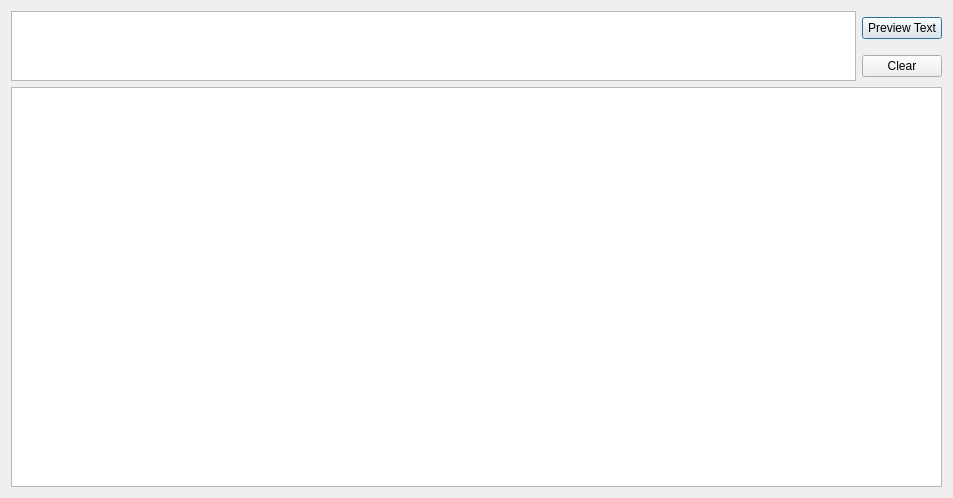
Above: ui/sentencePreview.ui from ShadowNate/MISETranslator before the change. Below: the same form after it.
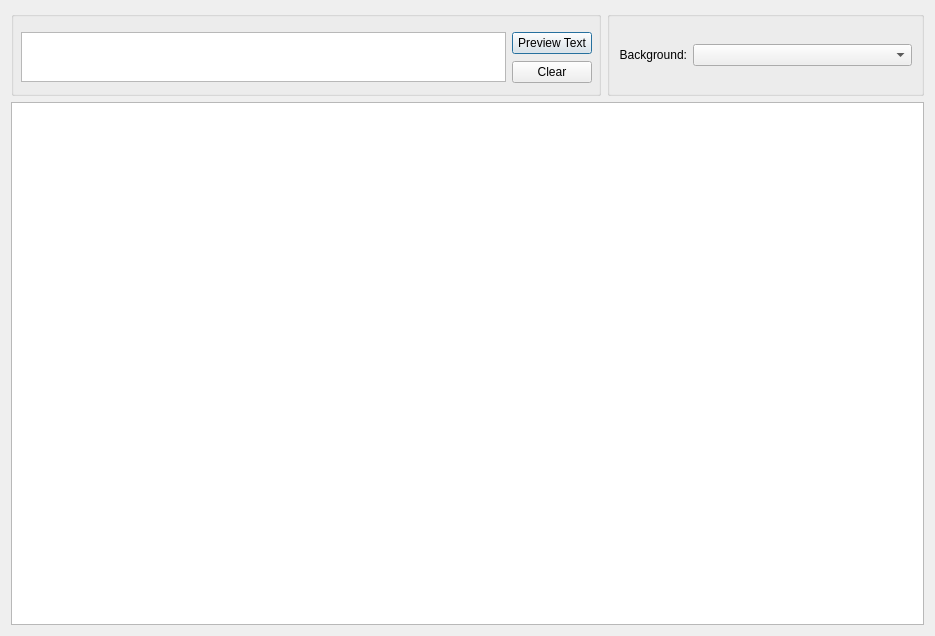
That is the form after the change. Icons and pictures are not drawn.

Commit message: Background selection for sentence preview

Patch:
```diff
--- a/ui/sentencePreview.ui
+++ b/ui/sentencePreview.ui
@@ -9,8 +9,8 @@
    <rect>
     <x>0</x>
     <y>0</y>
-    <width>953</width>
-    <height>498</height>
+    <width>935</width>
+    <height>636</height>
    </rect>
   </property>
   <property name="windowTitle">
@@ -20,9 +20,42 @@
    <iconset resource="images.qrc">
     <normaloff>:/icons/iconsimple.ico</normaloff>:/icons/iconsimple.ico</iconset>
   </property>
+  <layout class="QGridLayout" name="gridLayout_3">
+   <item row="0" column="0">
+    <widget class="QGroupBox" name="groupBox_2">
+     <property name="sizePolicy">
+      <sizepolicy hsizetype="Fixed" vsizetype="Fixed">
+       <horstretch>0</horstretch>
+       <verstretch>0</verstretch>
+      </sizepolicy>
+     </property>
+     <property name="minimumSize">
+      <size>
+       <width>590</width>
+       <height>85</height>
+      </size>
+     </property>
+     <property name="title">
+      <string/>
+     </property>
+     <widget class="QWidget" name="">
+      <property name="geometry">
+       <rect>
+        <x>10</x>
+        <y>20</y>
+        <width>571</width>
+        <height>54</height>
+       </rect>
+      </property>
   <layout class="QGridLayout" name="gridLayout">
    <item row="0" column="0" rowspan="2">
     <widget class="QTextEdit" name="customTextEdt">
+         <property name="maximumSize">
+          <size>
+           <width>16777215</width>
+           <height>50</height>
+          </size>
+         </property>
      <property name="whatsThis">
       <string>Write a custom text to preview how it would appear in-game with the selected font!</string>
      </property>
@@ -45,7 +78,57 @@
      </property>
     </widget>
    </item>
-   <item row="2" column="0" colspan="2">
+      </layout>
+     </widget>
+    </widget>
+   </item>
+   <item row="0" column="1">
+    <widget class="QGroupBox" name="groupBox">
+     <property name="sizePolicy">
+      <sizepolicy hsizetype="Preferred" vsizetype="Fixed">
+       <horstretch>0</horstretch>
+       <verstretch>0</verstretch>
+      </sizepolicy>
+     </property>
+     <property name="minimumSize">
+      <size>
+       <width>0</width>
+       <height>85</height>
+      </size>
+     </property>
+     <property name="maximumSize">
+      <size>
+       <width>350</width>
+       <height>16777215</height>
+      </size>
+     </property>
+     <property name="title">
+      <string/>
+     </property>
+     <layout class="QGridLayout" name="gridLayout_2">
+      <item row="0" column="1">
+       <widget class="QComboBox" name="backgroundSelectionCmbx"/>
+      </item>
+      <item row="0" column="0">
+       <widget class="QLabel" name="label">
+        <property name="sizePolicy">
+         <sizepolicy hsizetype="Fixed" vsizetype="Preferred">
+          <horstretch>0</horstretch>
+          <verstretch>0</verstretch>
+         </sizepolicy>
+        </property>
+        <property name="text">
+         <string>Background:</string>
+        </property>
+        <property name="alignment">
+         <set>Qt::AlignRight|Qt::AlignTrailing|Qt::AlignVCenter</set>
+        </property>
+       </widget>
+      </item>
+     </layout>
+    </widget>
+   </item>
+   <item row="1" column="0" colspan="2">
     <widget class="QGraphicsView" name="sentenceViewPngFont">
      <property name="cursor" stdset="0">
       <cursorShape>CrossCursor</cursorShape>
```
Left out of the diff: 3 changed lines with no effect on the pictures. Lines whose indentation alone changed are shown as unchanged. The commit also changes 3 other files.
